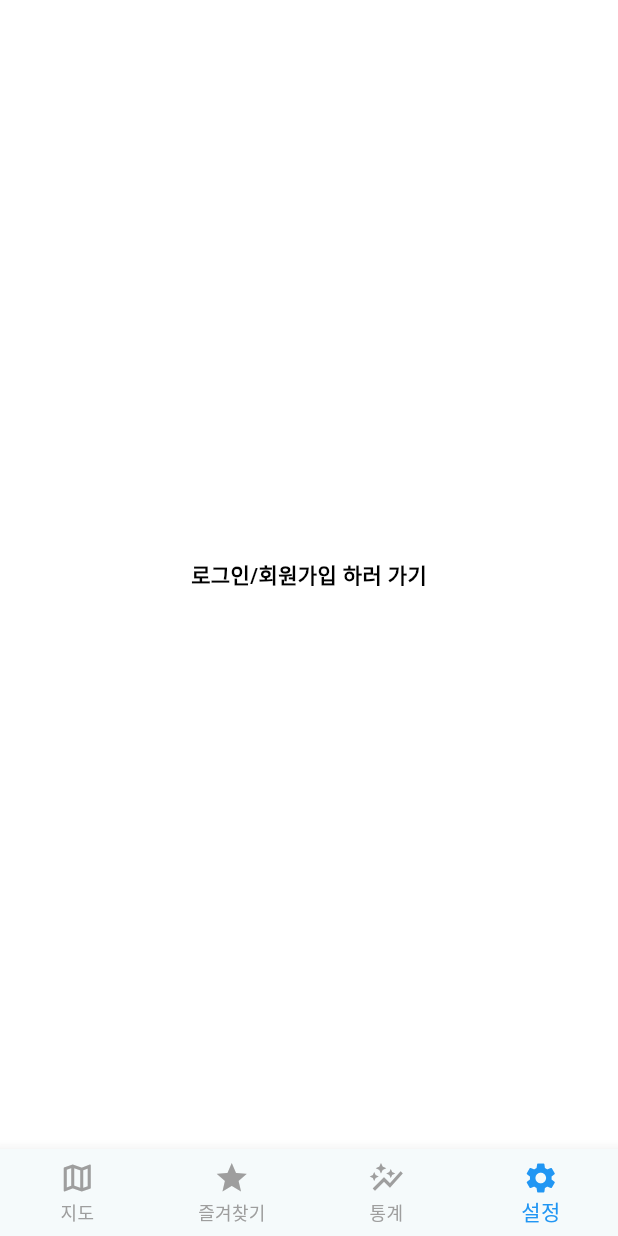
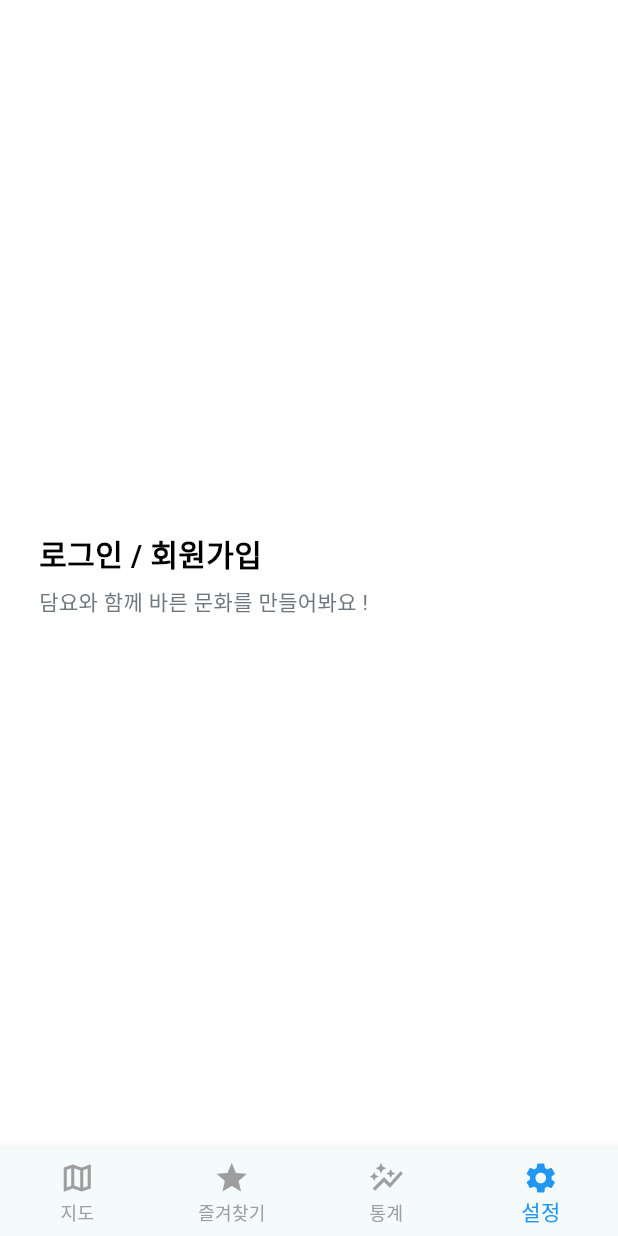
Before and after one commit to Alpha-Damyo/FE_V2, a Flutter app: the screen it shows after launch, swiped to page 4, on a phone screen of 412 x 824 dp. Run offline on Flutter 3.47's test engine with Material 3 defaults, Android fonts, the phone set to English and light mode, and no system bars; our stand-ins replace flutter_dotenv; missing offline and left inert: flutter_naver_login, flutter_naver_map; Roboto replaces fonts that are missing (Pretendard); project files that could hold a hidden picture were left out.

Commit message:
feat-#8 로그인 UI 구현 및 로그인 flow 구현

```diff
--- a/damyo_app/lib/services/naverlogin_service.dart
+++ b/damyo_app/lib/services/naverlogin_service.dart
@@ -10,6 +10,8 @@ Future<void> signInWithNaver() async {
     print('email = ${naverUser.account.email}');
     print('id = ${naverUser.account.id}');
 
+    print(naverToken);
+
     userInfo = await login({
       "token": naverToken.accessToken,
     }, "naver");
--- a/damyo_app/lib/widgets/setting_widgets.dart
+++ b/damyo_app/lib/widgets/setting_widgets.dart
@@ -1,27 +1,40 @@
+import "package:damyo_app/view/login/login_view.dart";
 import "package:flutter/material.dart";
+import "package:damyo_app/style.dart";
 
 // 로그인 버튼
 Widget loginBtn(BuildContext context) {
   return InkWell(
     onTap: () {
-      print('push');
+      Navigator.push(
+        context,
+        MaterialPageRoute(builder: (context) => const LoginView()),
+      );
     },
     child: Container(
       width: 360,
-      height: 70,
-      child: const Row(
-        mainAxisAlignment: MainAxisAlignment.center,
+      height: 60,
+      child: Row(
+        mainAxisSize: MainAxisSize.min,
+        mainAxisAlignment: MainAxisAlignment.start,
+        crossAxisAlignment: CrossAxisAlignment.center,
         children: [
-          Text(
-            '로그인/회원가입 하러 가기',
-            style: TextStyle(
-              color: Colors.black,
-              fontSize: 14,
-              fontFamily: 'Pretendard',
-              fontWeight: FontWeight.w600,
-            ),
-            textAlign: TextAlign.center,
-          )
+          Column(
+            mainAxisSize: MainAxisSize.min,
+            mainAxisAlignment: MainAxisAlignment.start,
+            crossAxisAlignment: CrossAxisAlignment.start,
+            children: [
+              textFormat(
+                  text: '로그인 / 회원가입',
+                  fontSize: 20,
+                  fontWeight: FontWeight.w700),
+              const SizedBox(height: 6),
+              textFormat(
+                text: '담요와 함께 바른 문화를 만들어봐요 ! ',
+                color: Color(0xFF6E767F),
+              ),
+            ],
+          ),
         ],
       ),
     ),
```
Also changed, not shown: damyo_app/lib/view/login/login_view.dart (added, +27 -0 lines), damyo_app/lib/widgets/login_widgets.dart (added, +63 -0 lines).
